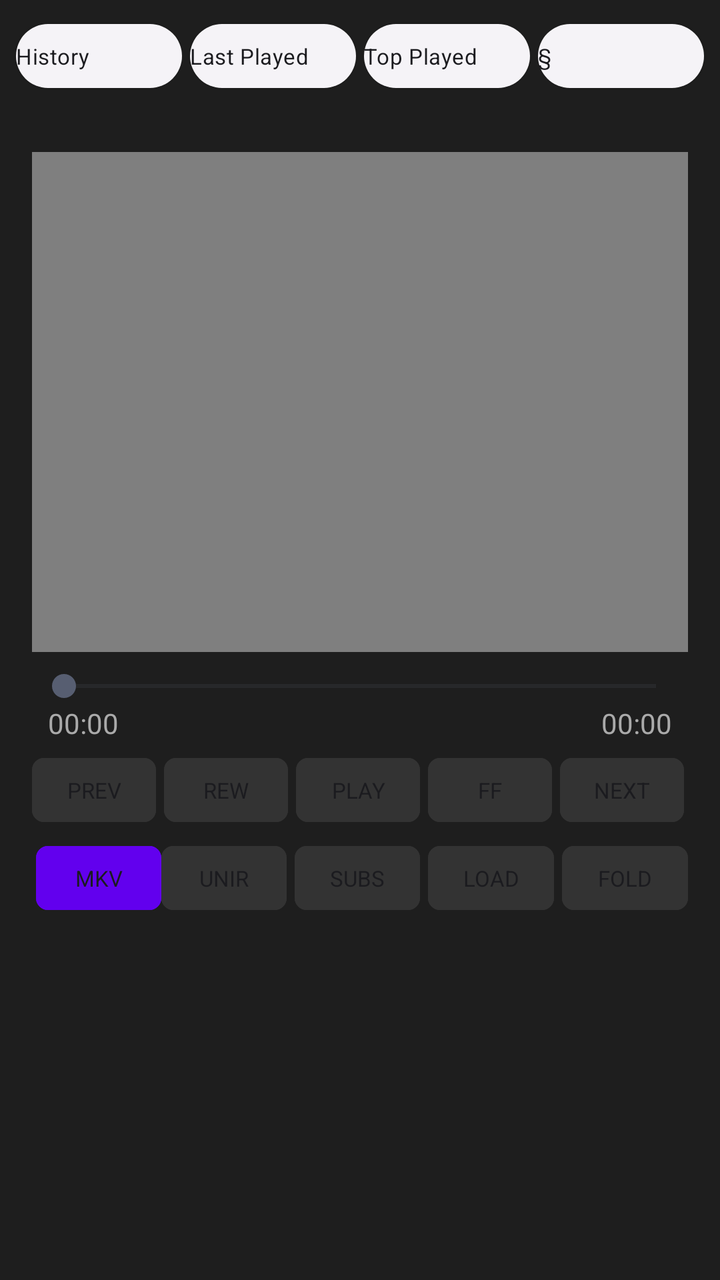
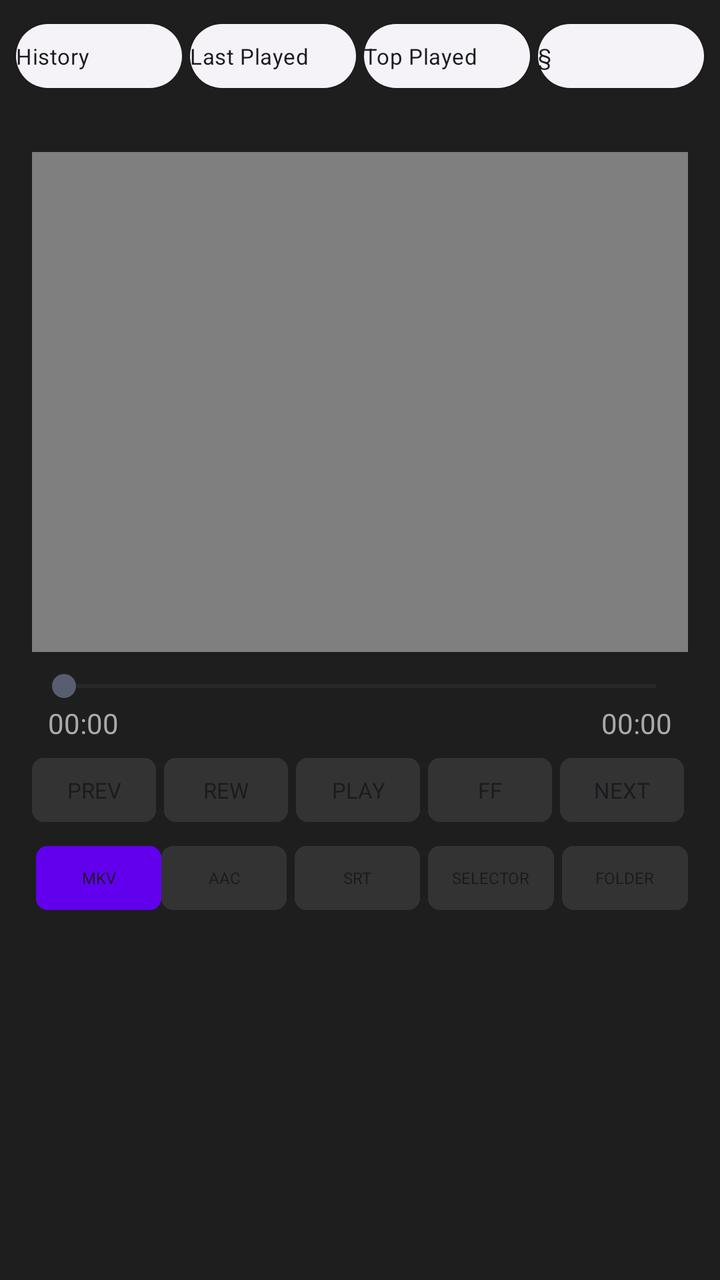

Before-and-after screenshots of an Android layout around one commit, followed by the original layout XML and the change that was made.
<!-- AndroidManifest.xml: application theme Theme.RetroMusic.MD3 -->
<!-- res/layout/home_content.xml -->
<?xml version="1.0" encoding="utf-8"?>
<LinearLayout xmlns:android="http://schemas.android.com/apk/res/android"
    android:layout_width="match_parent"
    android:layout_height="match_parent"
    android:orientation="vertical"
    android:background="#1E1E1E"
    android:focusable="true"
    android:focusableInTouchMode="true">

    <include
        android:id="@+id/abs_playlists"
        layout="@layout/abs_playlists" />

    <LinearLayout
        android:layout_width="match_parent"
        android:layout_height="wrap_content"
        android:orientation="vertical"
        android:padding="16dp">

        <FrameLayout
            android:id="@+id/videoContainer"
            android:layout_width="match_parent"
            android:layout_height="250dp"
            android:background="#000000">

            <VideoView
                android:id="@+id/videoPlayer"
                android:layout_width="match_parent"
                android:layout_height="match_parent"
                android:layout_gravity="center" />

            <TextView
                android:id="@+id/tvSubtitleOverlay"
                android:layout_width="match_parent"
                android:layout_height="wrap_content"
                android:layout_gravity="bottom|center_horizontal"
                android:gravity="center"
                android:padding="16dp"
                android:textColor="#FFFFFF"
                android:textSize="18sp" />
        </FrameLayout>

        <SeekBar
            android:id="@+id/videoSeekBar"
            android:layout_width="match_parent"
            android:layout_height="wrap_content"
            android:layout_marginTop="8dp" />

        <LinearLayout
            android:layout_width="match_parent"
            android:layout_height="wrap_content"
            android:orientation="horizontal"
            android:paddingHorizontal="8dp">
            <TextView android:id="@+id/tvCurrentTime" android:layout_width="wrap_content" android:layout_height="wrap_content" android:text="00:00" android:textColor="#AAAAAA" />
            <Space android:layout_width="0dp" android:layout_height="wrap_content" android:layout_weight="1" />
            <TextView android:id="@+id/tvTotalTime" android:layout_width="wrap_content" android:layout_height="wrap_content" android:text="00:00" android:textColor="#AAAAAA" />
        </LinearLayout>

       <LinearLayout
    android:layout_width="match_parent"
    android:layout_height="wrap_content"
    android:orientation="horizontal"
    android:weightSum="5"
    android:layout_marginTop="4dp"> <Button android:id="@+id/btnPrevVideo" android:layout_width="0dp" android:layout_height="40dp" android:layout_weight="1" android:layout_marginEnd="2dp" android:backgroundTint="#333333" android:text="PREV" android:textSize="11sp" android:padding="0dp" />
    <Button android:id="@+id/btnRewindTime" android:layout_width="0dp" android:layout_height="40dp" android:layout_weight="1" android:layout_marginHorizontal="2dp" android:backgroundTint="#333333" android:text="REW" android:textSize="11sp" android:padding="0dp" />
    <Button android:id="@+id/btnPlayPause" android:layout_width="0dp" android:layout_height="40dp" android:layout_weight="1" android:layout_marginHorizontal="2dp" android:backgroundTint="#333333" android:text="PLAY" android:textSize="11sp" android:padding="0dp" />
    <Button android:id="@+id/btnForwardTime" android:layout_width="0dp" android:layout_height="40dp" android:layout_weight="1" android:layout_marginHorizontal="2dp" android:backgroundTint="#333333" android:text="FF" android:textSize="11sp" android:padding="0dp" />
    <Button android:id="@+id/btnNextVideo" android:layout_width="0dp" android:layout_height="40dp" android:layout_weight="1" android:layout_marginHorizontal="2dp" android:backgroundTint="#333333" android:text="NEXT" android:textSize="11sp" android:padding="0dp" />
</LinearLayout>

<LinearLayout
    android:layout_width="match_parent"
    android:layout_height="wrap_content"
    android:orientation="horizontal"
    android:weightSum="5"
    android:layout_marginTop="4dp"> <Button android:id="@+id/btnMixVideo" android:layout_width="0dp" android:layout_height="40dp" android:layout_weight="1" android:layout_marginStart="2dp" android:backgroundTint="#6200EE" android:text="MKV" android:textSize="11sp" android:padding="0dp" />
    <Button android:id="@+id/btnFullscreen" android:layout_width="0dp" android:layout_height="40dp" android:layout_weight="1" android:layout_marginEnd="2dp" android:backgroundTint="#333333" android:text="UNIR" android:textSize="11sp" android:padding="0dp" />
    <Button android:id="@+id/btnLoadSubtitles" android:layout_width="0dp" android:layout_height="40dp" android:layout_weight="1" android:layout_marginHorizontal="2dp" android:backgroundTint="#333333" android:text="SUBS" android:textSize="11sp" android:padding="0dp" />
    <Button android:id="@+id/btnOpenFile" android:layout_width="0dp" android:layout_height="40dp" android:layout_weight="1" android:layout_marginHorizontal="2dp" android:backgroundTint="#333333" android:text="LOAD" android:textSize="11sp" android:padding="0dp" />
    <Button android:id="@+id/btnChooseFolder" android:layout_width="0dp" android:layout_height="40dp" android:layout_weight="1" android:layout_marginStart="2dp" android:backgroundTint="#333333" android:text="FOLD" android:textSize="11sp" android:padding="0dp" />
</LinearLayout>


        <androidx.recyclerview.widget.RecyclerView
            android:id="@+id/rvDownloads"
            android:layout_width="match_parent"
            android:layout_height="wrap_content"
            android:layout_marginTop="16dp"
            android:paddingBottom="20dp"
            android:scrollbars="vertical" />
            
    </LinearLayout>
</LinearLayout>
<!-- res/layout/abs_playlists.xml (included above) -->
<?xml version="1.0" encoding="utf-8"?>
<androidx.constraintlayout.widget.ConstraintLayout xmlns:android="http://schemas.android.com/apk/res/android"
    xmlns:app="http://schemas.android.com/apk/res-auto"
    android:layout_width="match_parent"
    android:layout_height="wrap_content"
    android:paddingBottom="12dp">

    <com.google.android.material.button.MaterialButton
        android:id="@+id/history"
        style="@style/HomeActionButton"
        android:layout_width="0dp"
        android:layout_height="40dp"
        android:layout_marginStart="8dp"
        android:layout_marginTop="8dp"
        android:layout_marginEnd="4dp"
        android:text="History"
        android:textSize="11sp"
        android:padding="0dp"
        app:iconPadding="0dp"
        app:layout_constraintEnd_toStartOf="@+id/lastAdded"
        app:layout_constraintHorizontal_weight="1"
        app:layout_constraintStart_toStartOf="parent"
        app:layout_constraintTop_toTopOf="parent" />

    <com.google.android.material.button.MaterialButton
        android:id="@+id/lastAdded"
        style="@style/HomeActionButton"
        android:layout_width="0dp"
        android:layout_height="40dp"
        android:layout_marginTop="8dp"
        android:layout_marginEnd="4dp"
        android:text="Last Played"
        android:textSize="11sp"
        android:padding="0dp"
        app:iconPadding="0dp"
        app:layout_constraintEnd_toStartOf="@+id/topPlayed"
        app:layout_constraintHorizontal_weight="1"
        app:layout_constraintStart_toEndOf="@+id/history"
        app:layout_constraintTop_toTopOf="parent" />

    <com.google.android.material.button.MaterialButton
        android:id="@+id/topPlayed"
        style="@style/HomeActionButton"
        android:layout_width="0dp"
        android:layout_height="40dp"
        android:layout_marginTop="8dp"
        android:layout_marginEnd="4dp"
        android:text="Top Played"
        android:textSize="11sp"
        android:padding="0dp"
        app:iconPadding="0dp"
        app:layout_constraintEnd_toStartOf="@+id/actionShuffle"
        app:layout_constraintHorizontal_weight="1"
        app:layout_constraintStart_toEndOf="@+id/lastAdded"
        app:layout_constraintTop_toTopOf="parent" />

    <com.google.android.material.button.MaterialButton
        android:id="@+id/actionShuffle"
        style="@style/HomeActionButton"
        android:layout_width="0dp"
        android:layout_height="40dp"
        android:layout_marginTop="8dp"
        android:layout_marginEnd="8dp"
        android:text="§"
        android:textSize="11sp"
        android:padding="0dp"
        app:iconPadding="0dp"
        app:layout_constraintEnd_toEndOf="parent"
        app:layout_constraintHorizontal_weight="1"
        app:layout_constraintStart_toEndOf="@+id/topPlayed"
        app:layout_constraintTop_toTopOf="parent" />

</androidx.constraintlayout.widget.ConstraintLayout>
<!-- resources referenced by this layout -->
<resources>
  <style name="HomeActionButton" parent="Widget.Material3.Button.ElevatedButton.Icon">
          <item name="android:paddingTop">16dp</item>
          <item name="android:paddingBottom">16dp</item>
          <item name="android:textColor">?attr/colorOnSurface</item>
          <item name="shapeAppearanceOverlay">
              @style/ShapeAppearanceOverlay.Material3.FloatingActionButton
          </item>
          <item name="iconPadding">16dp</item>
          <item name="iconGravity">start</item>
          <item name="android:gravity">start|center_vertical</item>
          <item name="android:textAppearance">@style/TextViewBody2</item>
      </style>
  <style name="Theme.RetroMusic.MD3" parent="@style/Theme.Material3.DayNight.NoActionBar">
          <item name="roundSelector">@drawable/round_selector</item>
          <item name="rectSelector">@drawable/rect_selector</item>
          <item name="materialCardViewStyle">@style/Widget.Material3.CardView.Elevated</item>
          <item name="materialButtonStyle">@style/MaterialButtonTheme</item>
          
          <item name="preferenceTheme">@style/PreferenceThemeOverlay.v14.Material</item>
          <item name="android:textColorAlertDialogListItem">@android:color/white</item>
          
          <item name="android:textColorPrimary">@android:color/white</item>
          <item name="textColorPrimary">@android:color/white</item>
          <item name="android:textColorPrimaryInverse">@android:color/white</item>
  
          <item name="android:textColorSecondary">#B3FFFFFF</item>
          <item name="textColorSecondary">#B3FFFFFF</item>
  
          <item name="colorOnSurface">@android:color/white</item>
          <item name="colorOnSurfaceVariant">#B3FFFFFF</item>
      </style>
  <style name="TextViewBody2" parent="TextAppearance.MaterialComponents.Body2" />
  <!-- drawable round_selector (drawable) -->
  <ripple xmlns:android="http://schemas.android.com/apk/res/android"
      android:color="?android:attr/colorControlHighlight">
  
      <item
          android:id="@android:id/mask"
          android:drawable="@drawable/round_selector_mask" />
  
  </ripple>
  <!-- drawable rect_selector (drawable) -->
  <?xml version="1.0" encoding="utf-8"?>
  <ripple xmlns:android="http://schemas.android.com/apk/res/android"
      android:color="?android:attr/colorControlHighlight">
  
      <item android:id="@android:id/mask">
          <shape>
              <corners android:radius="@dimen/m3_card_corner_radius" />
              <solid android:color="@color/md_green_500" />
          </shape>
      </item>
      <item>
          <selector>
              <item android:state_activated="true">
                  <shape>
                      <corners android:radius="@dimen/m3_card_corner_radius" />
                      <solid android:color="?android:attr/colorControlHighlight" />
                  </shape>
              </item>
          </selector>
      </item>
  </ripple>
  <style name="MaterialButtonTheme" parent="Widget.Material3.Button">
          <item name="cornerRadius">6dp</item>
          <item name="iconGravity">textStart</item>
          <item name="iconTint">?attr/colorControlNormal</item>
          <item name="android:textColor">?android:attr/textColorPrimary</item>
          <item name="android:textAppearance">@style/TextViewNormal</item>
          <item name="android:textAllCaps">false</item>
          <item name="android:paddingTop">@dimen/button_padding_vertical</item>
          <item name="android:paddingBottom">@dimen/button_padding_vertical</item>
      </style>
  <!-- drawable round_selector_mask (drawable) -->
  <?xml version="1.0" encoding="utf-8"?>
  <shape xmlns:android="http://schemas.android.com/apk/res/android"
      android:shape="oval">
      <solid android:color="@android:color/white" />
  </shape>
  <dimen name="m3_card_corner_radius">16dp</dimen>
  <color name="md_green_500">#4CAF50</color>
  <style name="TextViewNormal" parent="">
          <item name="android:textSize">14sp</item>
      </style>
  <dimen name="button_padding_vertical">10dp</dimen>
</resources>

<!-- the commit's change to res/layout/home_content.xml (unified diff, before → after) -->
@@ -73,11 +73,11 @@
     android:layout_height="wrap_content"
     android:orientation="horizontal"
     android:weightSum="5"
-    android:layout_marginTop="4dp"> <Button android:id="@+id/btnMixVideo" android:layout_width="0dp" android:layout_height="40dp" android:layout_weight="1" android:layout_marginStart="2dp" android:backgroundTint="#6200EE" android:text="MKV" android:textSize="11sp" android:padding="0dp" />
-    <Button android:id="@+id/btnFullscreen" android:layout_width="0dp" android:layout_height="40dp" android:layout_weight="1" android:layout_marginEnd="2dp" android:backgroundTint="#333333" android:text="UNIR" android:textSize="11sp" android:padding="0dp" />
-    <Button android:id="@+id/btnLoadSubtitles" android:layout_width="0dp" android:layout_height="40dp" android:layout_weight="1" android:layout_marginHorizontal="2dp" android:backgroundTint="#333333" android:text="SUBS" android:textSize="11sp" android:padding="0dp" />
-    <Button android:id="@+id/btnOpenFile" android:layout_width="0dp" android:layout_height="40dp" android:layout_weight="1" android:layout_marginHorizontal="2dp" android:backgroundTint="#333333" android:text="LOAD" android:textSize="11sp" android:padding="0dp" />
-    <Button android:id="@+id/btnChooseFolder" android:layout_width="0dp" android:layout_height="40dp" android:layout_weight="1" android:layout_marginStart="2dp" android:backgroundTint="#333333" android:text="FOLD" android:textSize="11sp" android:padding="0dp" />
+    android:layout_marginTop="4dp"> <Button android:id="@+id/btnMixVideo" android:layout_width="0dp" android:layout_height="40dp" android:layout_weight="1" android:layout_marginStart="2dp" android:backgroundTint="#6200EE" android:text="MKV" android:textSize="8sp" android:padding="0dp" />
+    <Button android:id="@+id/btnFullscreen" android:layout_width="0dp" android:layout_height="40dp" android:layout_weight="1" android:layout_marginEnd="2dp" android:backgroundTint="#333333" android:text="AAC" android:textSize="8sp" android:padding="0dp" />
+    <Button android:id="@+id/btnLoadSubtitles" android:layout_width="0dp" android:layout_height="40dp" android:layout_weight="1" android:layout_marginHorizontal="2dp" android:backgroundTint="#333333" android:text="SRT" android:textSize="8sp" android:padding="0dp" />
+    <Button android:id="@+id/btnOpenFile" android:layout_width="0dp" android:layout_height="40dp" android:layout_weight="1" android:layout_marginHorizontal="2dp" android:backgroundTint="#333333" android:text="SELECTOR" android:textSize="8sp" android:padding="0dp" />
+    <Button android:id="@+id/btnChooseFolder" android:layout_width="0dp" android:layout_height="40dp" android:layout_weight="1" android:layout_marginStart="2dp" android:backgroundTint="#333333" android:text="FOLDER" android:textSize="8sp" android:padding="0dp" />
 </LinearLayout>
 
 
